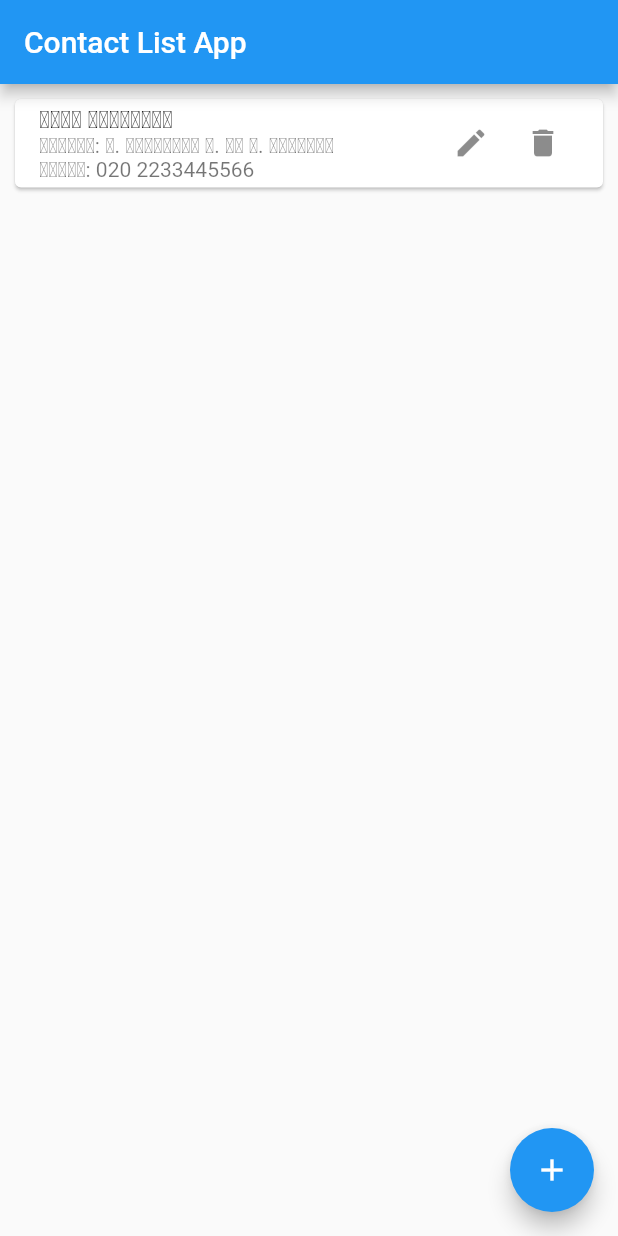
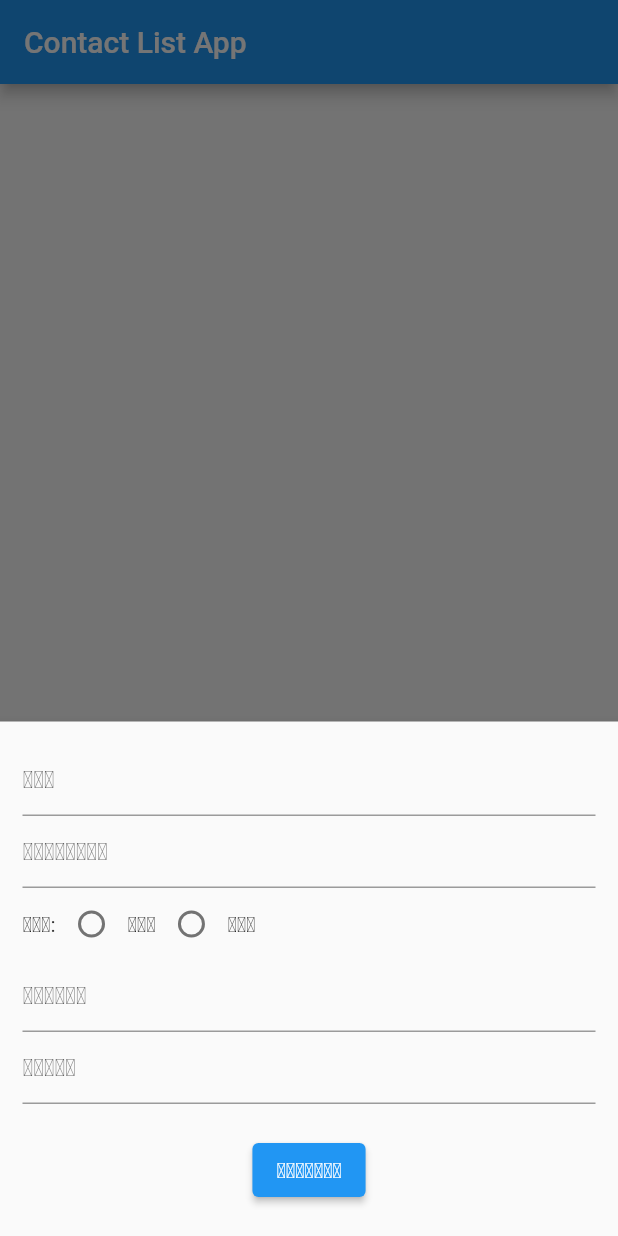
Before and after one commit to SornDevT/app_contact_list_offline_v1, a Flutter app: the screen it shows after launch, after a tap on the "add" icon, on a phone screen of 412 x 824 dp. Run offline on Flutter 3.47's test engine with Material 2 defaults, Android fonts, the light colour scheme and no system bars; our stand-ins replace hive, hive_flutter; accounts and stored records are empty.

Commit message:
Created add and read data VDO 07

```diff
--- a/lib/Pages/Home.dart
+++ b/lib/Pages/Home.dart
@@ -1,4 +1,6 @@
 import 'package:flutter/material.dart';
+import 'package:hive/hive.dart';
+import 'package:hive_flutter/hive_flutter.dart';
 
 class HomePage extends StatefulWidget {
   const HomePage({super.key});
@@ -9,16 +11,36 @@ class HomePage extends StatefulWidget {
 
 class _HomePageState extends State<HomePage> {
   @override
+  void initState() {
+    super.initState();
+    _refreshItem();
+  }
+
+  // ປະກາດໂຕແປກ້ອນຂໍ້ມູນ
+  final _contactBox = Hive.box('contacts_box');
+
+  List<Map<String, dynamic>> _items = [];
+
+  final TextEditingController _nameController = TextEditingController();
+  final TextEditingController _lastnameController = TextEditingController();
+  final TextEditingController _genderController = TextEditingController();
+  final TextEditingController _addressController = TextEditingController();
+  final TextEditingController _telController = TextEditingController();
+
+  @override
   Widget build(BuildContext context) {
     return Scaffold(
       appBar: AppBar(
         title: Text('Contact List App'),
       ),
-      body: ListView(children: [
-        Card(
+      body: ListView.builder(
+          itemCount: _items.length,
+          itemBuilder: (context, index) {
+            final currentItem = _items[index];
+            return Card(
               margin: const EdgeInsets.all(10),
               child: ListTile(
-            title: Text('ທ່ານ ສີສົມພອນ'),
+                title: Text(currentItem['name']),
                 subtitle: Column(
                   crossAxisAlignment: CrossAxisAlignment.start,
                   children: [
@@ -44,8 +66,8 @@ class _HomePageState extends State<HomePage> {
                   ],
                 ),
               ),
-        ),
-      ]),
+            );
+          }),
       floatingActionButton: FloatingActionButton(
         onPressed: () => _showForm(context),
         child: Icon(Icons.add),
@@ -53,15 +75,127 @@ class _HomePageState extends State<HomePage> {
     );
   }
 
+  /// function ເພີ່ມຂໍ້ມູນໃໝ່
+
+  Future<void> _createItem(Map<String, dynamic> newItem) async {
+    await _contactBox.add(newItem);
+    _refreshItem();
+  }
+
+  /// function ອ່ານຂໍ້ມູນ ຈາກຖານຂໍ້ມູນ
+  void _refreshItem() {
+    final data = _contactBox.keys.map((key) {
+      final value = _contactBox.get(key);
+      return {
+        "key": key,
+        "name": value["name"],
+        "lastname": value["lastname"],
+        "gender": value["gender"],
+        "address": value["address"],
+        "tel": value["tel"],
+      };
+    }).toList();
+
+    // ສະແດງຂໍ້ມູນອກທາງ console
+    print(data.reversed.toList());
+
+    setState(() {
+      _items = data.reversed.toList();
+    });
+  }
+
   void _showForm(BuildContext context) {
-    // print('data----');
-    showBottomSheet(
+    showModalBottomSheet(
+      elevation: 5,
+      isScrollControlled: true,
       context: context,
       builder: (BuildContext context) {
         return StatefulBuilder(
-          builder: (BuildContext context, StateSetter setstate) {
+          builder: (BuildContext context, StateSetter setState) {
             return Container(
-              child: Text('data'),
+              padding: EdgeInsets.only(
+                bottom: MediaQuery.of(context).viewInsets.bottom,
+                top: 15,
+                left: 15,
+                right: 15,
+              ),
+              child: Column(
+                mainAxisSize: MainAxisSize.min,
+                children: [
+                  TextField(
+                    controller: _nameController,
+                    decoration: const InputDecoration(hintText: 'ຊື່'),
+                  ),
+                  TextField(
+                    controller: _lastnameController,
+                    decoration: const InputDecoration(hintText: 'ນາມສະກຸນ'),
+                  ),
+                  Row(
+                    children: [
+                      Text('ເພດ:'),
+                      Radio(
+                          value: 'male',
+                          groupValue: _genderController.text,
+                          onChanged: (value) {
+                            print(_genderController);
+                            setState(() {
+                              _genderController.text = value!;
+                            });
+                          }),
+                      Text('ຊາຍ'),
+                      Radio(
+                          value: 'female',
+                          groupValue: _genderController.text,
+                          onChanged: (value) {
+                            print(_genderController);
+                            setState(() {
+                              _genderController.text = value!;
+                            });
+                          }),
+                      Text('ຍິງ')
+                    ],
+                  ),
+                  TextField(
+                    controller: _addressController,
+                    decoration: const InputDecoration(hintText: 'ທີ່ຢູ່'),
+                  ),
+                  TextField(
+                    controller: _telController,
+                    decoration: const InputDecoration(hintText: 'ເບີໂທ'),
+                  ),
+                  const SizedBox(
+                    height: 20,
+                  ),
+                  ElevatedButton(
+                    onPressed: () {
+                      _createItem({
+                        "name": _nameController.text,
+                        "lastname": _lastnameController.text,
+                        "gender": _genderController.text,
+                        "address": _addressController.text,
+                        "tel": _telController.text,
+                      });
+
+                      // ທຳການເຄຼຍຟອມ
+
+                      _nameController.text = '';
+                      _lastnameController.text = '';
+                      _genderController.text = '';
+                      _addressController.text = '';
+                      _telController.text = '';
+
+                      /// ປິດໜ້າ BottomSheet
+                      Navigator.of(context).pop();
+
+                      ///
+                    },
+                    child: Text('ສ້າງໃໝ່'),
+                  ),
+                  const SizedBox(
+                    height: 20,
+                  ),
+                ],
+              ),
             );
           },
         );
--- a/lib/main.dart
+++ b/lib/main.dart
@@ -1,8 +1,15 @@
 import 'package:flutter/material.dart';
+import 'package:hive/hive.dart';
+import 'package:hive_flutter/hive_flutter.dart';
 
 import 'Pages/Home.dart';
 
-void main() {
+void main() async {
+  WidgetsFlutterBinding.ensureInitialized();
+
+  await Hive.initFlutter();
+  await Hive.openBox('contacts_box');
+
   runApp(const MyApp());
 }
 
```
Also changed, not shown: 5 other files. Lines whose indentation alone changed are shown as unchanged.
